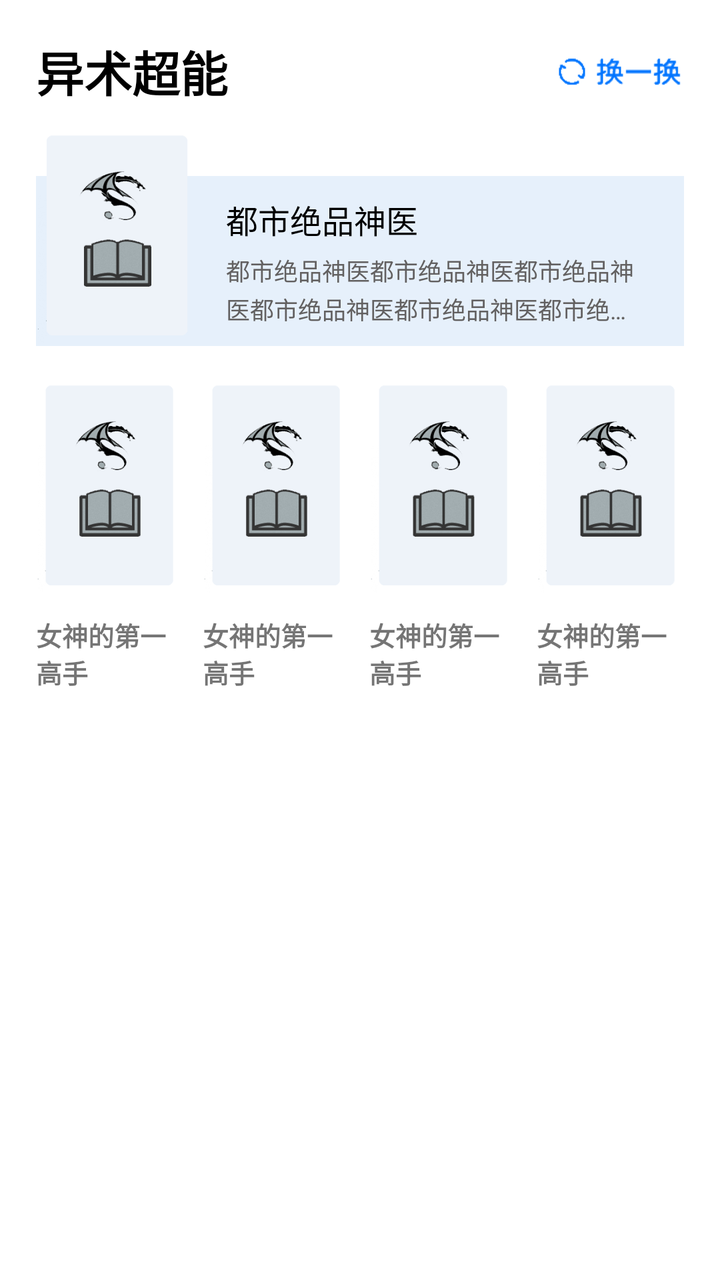
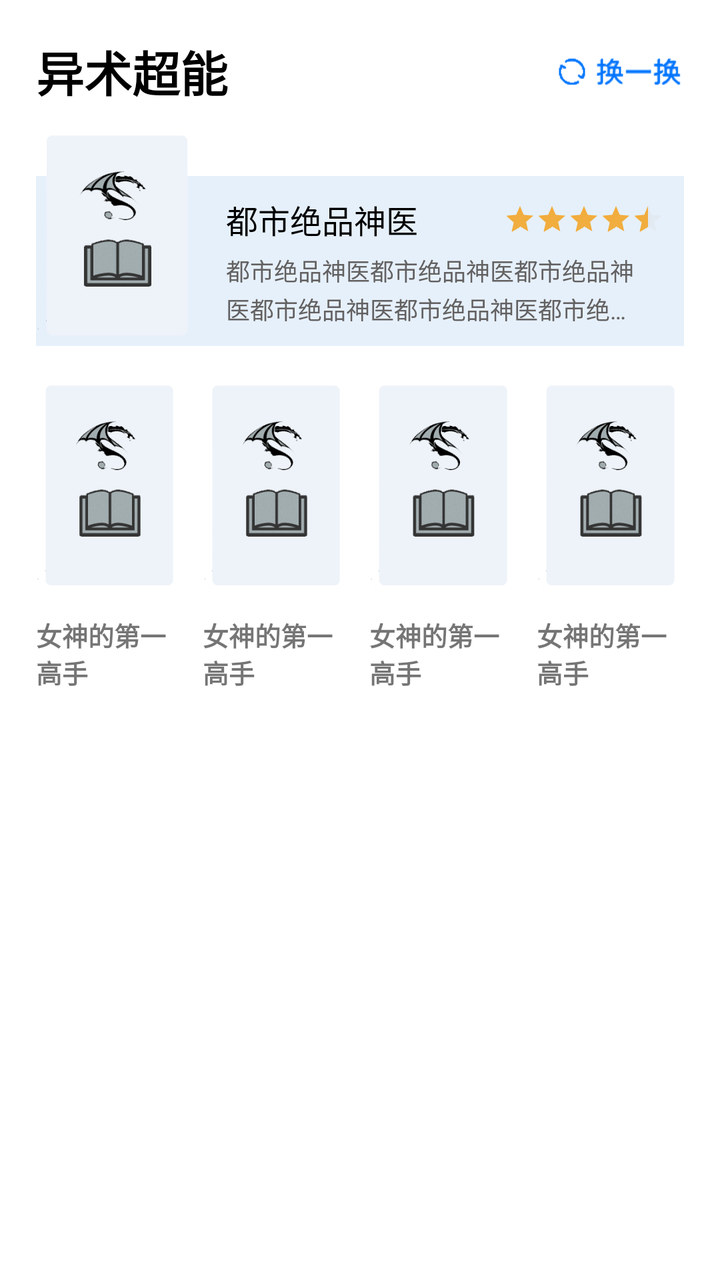

Compare the two renders of this Android layout. The source of the first and the diff that turns it into the second are given below.
<!-- AndroidManifest.xml: application theme AppTheme -->
<!-- res/layout/mian_fragment_recycle_item.xml -->
<?xml version="1.0" encoding="utf-8"?>
<LinearLayout xmlns:android="http://schemas.android.com/apk/res/android"
    android:layout_width="match_parent"
    android:layout_height="wrap_content"
    android:background="@color/colorWhite"
    android:fitsSystemWindows="true"
    android:orientation="vertical"
    android:paddingLeft="18dp"
    android:paddingTop="18dp"
    android:paddingRight="18dp">

    <LinearLayout
        android:layout_width="match_parent"
        android:layout_height="wrap_content"
        android:orientation="horizontal">

        <TextView
            android:id="@+id/cardTitle"
            android:layout_width="wrap_content"
            android:layout_height="wrap_content"
            android:layout_weight="1"
            android:text="异术超能"
            android:textColor="@color/black"
            android:textSize="24dp"
            android:textStyle="bold" />

        <ImageView
            android:id="@+id/mp_content_change"
            android:layout_width="65dp"
            android:layout_height="20dp"
            android:layout_gravity="right|center_vertical"
            android:scaleType="fitXY"
            android:src="@drawable/chang_icon" />
    </LinearLayout>

    <FrameLayout
        android:id="@+id/mz_book_head_container"
        android:layout_width="match_parent"
        android:layout_height="wrap_content"
        android:layout_marginTop="10dp"
        android:orientation="horizontal">

        <LinearLayout
            android:id="@+id/mp_book_info_container"
            android:layout_width="match_parent"
            android:layout_height="wrap_content"
            android:layout_gravity="bottom"
            android:background="#e6f0fb"
            android:orientation="vertical"
            android:paddingLeft="95dp"
            android:paddingTop="10dp"
            android:paddingRight="10dp"
            android:paddingBottom="10dp">

            <TextView
                android:id="@+id/cardBookName"
                android:layout_width="wrap_content"
                android:layout_height="wrap_content"
                android:text="都市绝品神医"
                android:textColor="@color/black"
                android:textSize="16dp" />

            <TextView
                android:id="@+id/cardBookbref"
                android:layout_width="wrap_content"
                android:layout_height="wrap_content"
                android:layout_marginTop="5dp"
                android:ellipsize="end"
                android:lineSpacingExtra="2dp"
                android:maxLines="2"
                android:paddingRight="10dp"
                android:text="都市绝品神医都市绝品神医都市绝品神医都市绝品神医都市绝品神医都市绝品神医都市绝品神医都市绝品神医都市绝品神医都市绝品神医都市绝品神医都市绝品神医都市绝品神医都市绝品神医"
                android:textColor="#636161"
                android:textSize="12dp" />

        </LinearLayout>

        <ImageView
            android:id="@+id/cardTitleImage"
            android:layout_width="81dp"
            android:layout_height="110dp"
            android:background="@drawable/img_cover_default_circle_1"
            android:scaleType="fitXY" />
    </FrameLayout>

    <LinearLayout
        android:layout_width="match_parent"
        android:layout_height="wrap_content"
        android:layout_marginTop="15dp"
        android:orientation="horizontal">

        <LinearLayout
            android:id="@+id/FirstLayout"
            android:layout_width="0dp"
            android:layout_height="wrap_content"
            android:layout_weight="1"
            android:orientation="vertical">

            <ImageView
                android:id="@+id/cardFristImage"
                android:layout_width="wrap_content"
                android:layout_height="110dp"
                android:background="@drawable/img_cover_default_circle_1"
                android:scaleType="fitXY" />

            <TextView
                android:id="@+id/cardFristText"
                android:layout_width="wrap_content"
                android:layout_height="wrap_content"
                android:layout_marginTop="10dp"
                android:ellipsize="end"
                android:maxLines="2"
                android:text="女神的第一高手"
                android:textSize="13dp"
                android:textStyle="bold" />
        </LinearLayout>

        <LinearLayout
            android:id="@+id/TowLayout"
            android:layout_width="0dp"
            android:layout_height="wrap_content"
            android:layout_marginLeft="10dp"
            android:layout_weight="1"
            android:orientation="vertical">

            <ImageView
                android:id="@+id/cardTowImage"
                android:layout_width="wrap_content"
                android:layout_height="110dp"
                android:background="@drawable/img_cover_default_circle_1"
                android:scaleType="fitXY" />

            <TextView
                android:id="@+id/cardTowText"
                android:layout_width="wrap_content"
                android:layout_height="wrap_content"
                android:layout_marginTop="10dp"
                android:ellipsize="end"
                android:maxLines="2"
                android:text="女神的第一高手"
                android:textSize="13dp"
                android:textStyle="bold" />
        </LinearLayout>

        <LinearLayout
            android:id="@+id/ThreeLayout"
            android:layout_width="0dp"
            android:layout_height="wrap_content"
            android:layout_marginLeft="10dp"
            android:layout_weight="1"

            android:orientation="vertical">

            <ImageView
                android:id="@+id/cardThreeImage"
                android:layout_width="wrap_content"
                android:layout_height="110dp"
                android:background="@drawable/img_cover_default_circle_1"
                android:scaleType="fitXY" />

            <TextView
                android:id="@+id/cardThreeText"
                android:layout_width="wrap_content"
                android:layout_height="wrap_content"
                android:layout_marginTop="10dp"
                android:ellipsize="end"
                android:maxLines="2"
                android:text="女神的第一高手"
                android:textSize="13dp"
                android:textStyle="bold" />
        </LinearLayout>

        <LinearLayout
            android:id="@+id/FourLayout"
            android:layout_width="0dp"
            android:layout_height="wrap_content"
            android:layout_marginLeft="10dp"

            android:layout_weight="1"
            android:orientation="vertical">

            <ImageView
                android:id="@+id/cardFourImage"
                android:layout_width="wrap_content"
                android:layout_height="110dp"
                android:background="@drawable/img_cover_default_circle_1"
                android:scaleType="fitXY" />

            <TextView
                android:id="@+id/cardFourText"
                android:layout_width="wrap_content"
                android:layout_height="wrap_content"
                android:layout_marginTop="10dp"
                android:ellipsize="end"
                android:maxLines="2"
                android:text="女神的第一高手"
                android:textSize="13dp"
                android:textStyle="bold" />
        </LinearLayout>

    </LinearLayout>


</LinearLayout>
<!-- resources referenced by this layout -->
<resources>
  <color name="black">#000000</color>
  <color name="colorWhite">#FFFFFFFF</color>
  <!-- drawable chang_icon: png bitmap (drawable-xxhdpi, 6250 bytes) -->
  <!-- drawable img_cover_default_circle_1: png bitmap (drawable-xxhdpi, 13499 bytes) -->
  <style name="AppTheme" parent="Theme.AppCompat.Light.NoActionBar">
          
          <item name="colorPrimary">@color/colorPrimary</item>
          <item name="colorPrimaryDark">@color/white</item>
          <item name="colorAccent">@color/colorAccent</item>
          <item name="android:windowNoTitle">true</item>
          <item name="colorControlNormal">@color/blackOverlay</item>
          <item name="colorControlActivated">@color/abc_search_url_text_normal</item>
          <item name="android:windowFullscreen">true</item>
          <item name="android:windowIsTranslucent">true</item>
          <item name="android:windowTranslucentStatus">true</item>
          <item name="android:windowTranslucentNavigation">true</item>
      </style>
  <color name="colorPrimary">#ff3f51b5</color>
  <color name="white">#ffffffff</color>
  <color name="colorAccent">#ffff4081</color>
  <color name="blackOverlay">#66000000</color>
  <color name="abc_search_url_text_normal">#ff7fa87f</color>
</resources>

<!-- the commit's change to res/layout/mian_fragment_recycle_item.xml (unified diff, before → after) -->
@@ -52,13 +52,30 @@
             android:paddingRight="10dp"
             android:paddingBottom="10dp">
 
-            <TextView
-                android:id="@+id/cardBookName"
-                android:layout_width="wrap_content"
-                android:layout_height="wrap_content"
-                android:text="都市绝品神医"
-                android:textColor="@color/black"
-                android:textSize="16dp" />
+            <FrameLayout
+                android:layout_width="match_parent"
+                android:layout_height="wrap_content">
+
+                <TextView
+                    android:id="@+id/cardBookName"
+                    android:layout_width="wrap_content"
+                    android:layout_height="wrap_content"
+                    android:text="都市绝品神医"
+                    android:textColor="@color/black"
+                    android:textSize="16dp" />
+
+                <RatingBar
+                    android:id="@+id/mp_content_card_ratingbar"
+                    style="?attr/ratingBarStyleSmall"
+                    android:theme="@style/RatingBar_CustomColor"
+                    android:layout_width="wrap_content"
+                    android:layout_height="wrap_content"
+                    android:layout_gravity="right|center"
+                    android:isIndicator="true"
+                    android:rating="4.5"
+                    android:stepSize="0.01" />
+
+            </FrameLayout>
 
             <TextView
                 android:id="@+id/cardBookbref"
<!-- resource entries referenced after the edit -->
@@ -4,6 +4,12 @@
   <color name="colorWhite">#FFFFFFFF</color>
   <!-- drawable chang_icon: png bitmap (drawable-xxhdpi, 6250 bytes) -->
   <!-- drawable img_cover_default_circle_1: png bitmap (drawable-xxhdpi, 13499 bytes) -->
+  <style name="RatingBar_CustomColor" parent="@android:style/Widget.Holo.RatingBar.Indicator">
+          
+          <item name="colorControlNormal">#D7D7D7</item>
+          
+          <item name="colorControlActivated">#F1AD3E</item>
+      </style>
   <style name="AppTheme" parent="Theme.AppCompat.Light.NoActionBar">
           
           <item name="colorPrimary">@color/colorPrimary</item>
